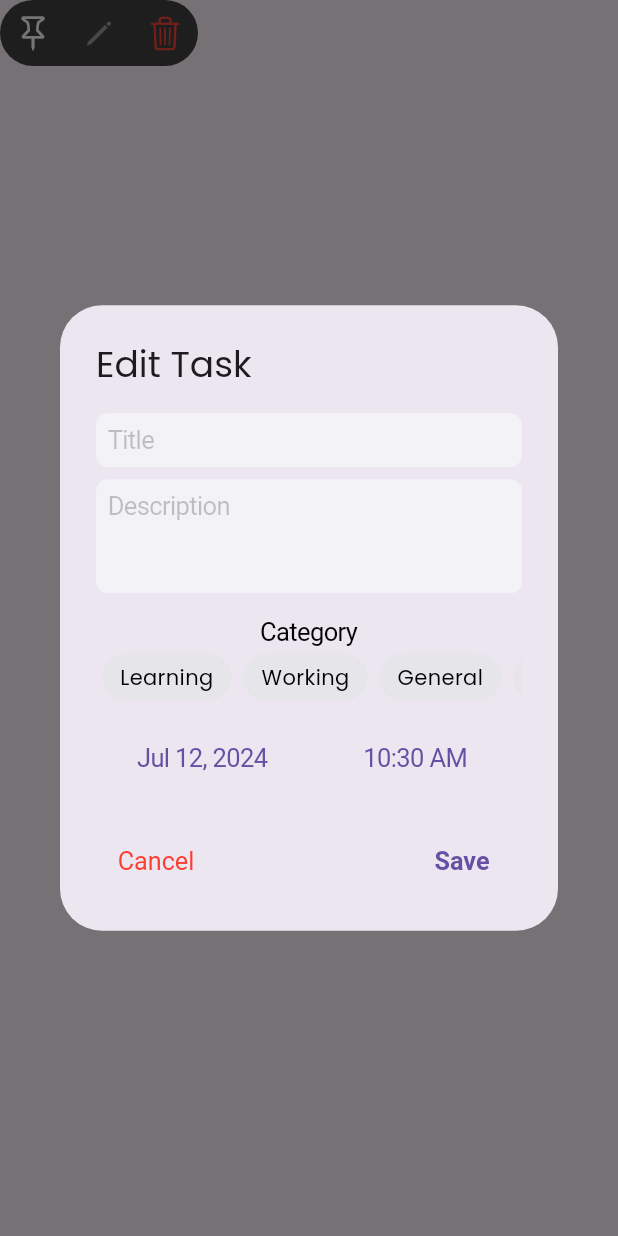
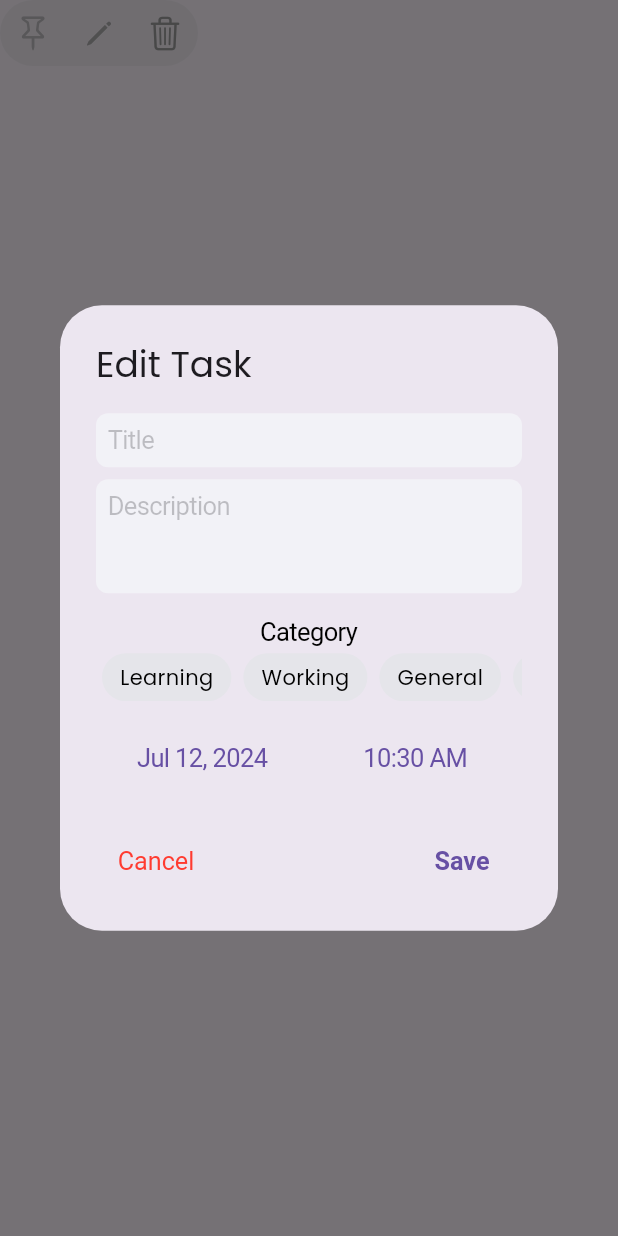
Before and after one commit to dcaayushd/CODSOFT_TODOList_App, a Flutter app: the TaskReactionContainer widget shown alone on an empty page, opened directly with empty values, after a tap on an icon or button, on a phone screen of 412 x 824 dp. Run offline on Flutter 3.47's test engine with Material 3 defaults, Android fonts, the light colour scheme and no system bars; our stand-ins replace flutter_local_notifications, google_fonts, shared_preferences, timezone; accounts and stored records are empty.

Commit message:
Task Reaction Container Color Changed

```diff
--- a/lib/utils/utils.dart
+++ b/lib/utils/utils.dart
@@ -6,7 +6,7 @@ class Utils {
       case 'Learning':
         return Colors.blue;
       case 'Working':
-        return Colors.red;
+        return Colors.purple;
       case 'General':
         return Colors.green;
       case 'Other':
--- a/lib/widgets/task_list_item.dart
+++ b/lib/widgets/task_list_item.dart
@@ -261,7 +261,6 @@ class _TaskListItemState extends State<TaskListItem> {
     );
   }
 }
-
 class TaskReactionContainer extends StatelessWidget {
   final Task task;
   final VoidCallback onClose;
@@ -278,7 +277,7 @@ class TaskReactionContainer extends StatelessWidget {
 
     return Container(
       decoration: BoxDecoration(
-        color: Colors.grey[800],
+        color: categoryColor.withOpacity(0.1),
         borderRadius: BorderRadius.circular(25),
       ),
       child: Row(
@@ -287,7 +286,8 @@ class TaskReactionContainer extends StatelessWidget {
           _buildActionButton(
             context,
             icon: task.isPinned ? CupertinoIcons.pin_slash : CupertinoIcons.pin,
-            color: Colors.white,
+            color: categoryColor,
+            opacity: 0.6,
             onTap: () {
               if (task.isPinned) {
                 Provider.of<TaskProvider>(context, listen: false)
@@ -303,6 +303,7 @@ class TaskReactionContainer extends StatelessWidget {
             context,
             icon: CupertinoIcons.pencil,
             color: categoryColor,
+            opacity: 0.8,
             onTap: () {
               showDialog(
                 context: context,
@@ -314,7 +315,8 @@ class TaskReactionContainer extends StatelessWidget {
           _buildActionButton(
             context,
             icon: CupertinoIcons.delete,
-            color: Colors.red,
+            color: categoryColor,
+            opacity: 1.0,
             onTap: () {
               showDialog(
                 context: context,
@@ -336,12 +338,13 @@ class TaskReactionContainer extends StatelessWidget {
   Widget _buildActionButton(BuildContext context,
       {required IconData icon,
       required Color color,
+      required double opacity,
       required VoidCallback onTap}) {
     return GestureDetector(
       onTap: onTap,
       child: Container(
         padding: EdgeInsets.all(10),
-        child: Icon(icon, color: color, size: 24),
+        child: Icon(icon, color: color.withOpacity(opacity), size: 24),
       ),
     );
   }
```
